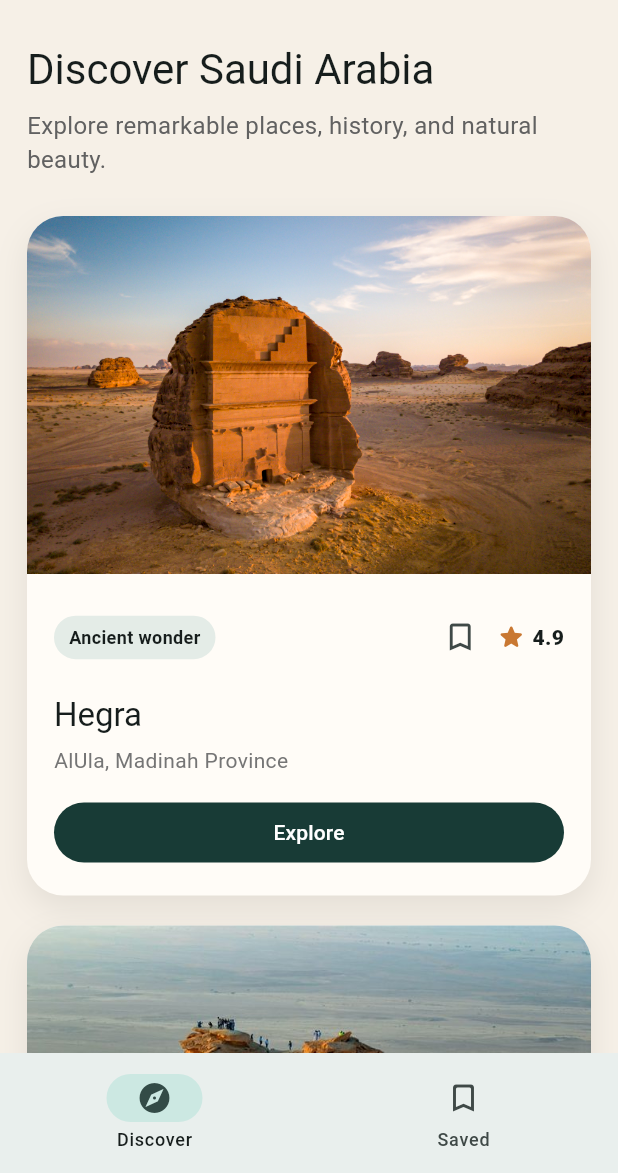
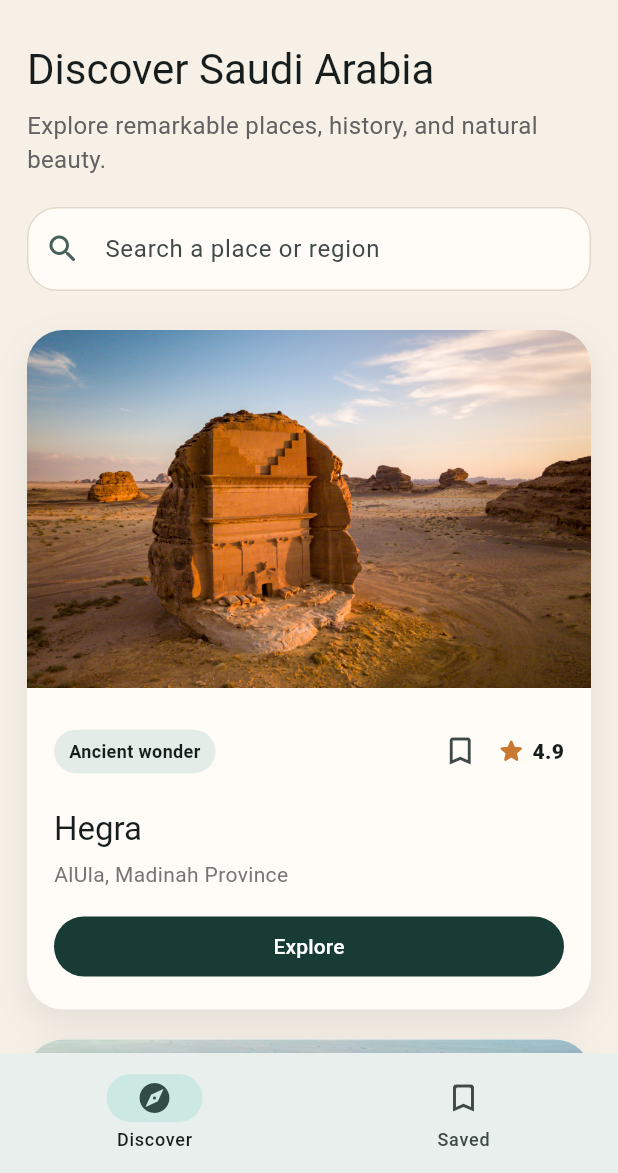
Before and after one commit to turki125/Rihla-Supabase-Lab, a Flutter app: the screen it shows after launch, on a phone screen of 412 x 824 dp, the part 63-1236 px from its top. Run offline on Flutter 3.47's test engine with Material 3 defaults, Android fonts, the phone set to English and light mode, and no system bars.

Commit message:
Add destination search

```diff
--- a/lib/screens/home.dart
+++ b/lib/screens/home.dart
@@ -55,17 +55,27 @@ class HomeScreen extends StatefulWidget {
 class _HomeScreenState extends State<HomeScreen> {
   // 0 means Discover tab. 1 means Saved tab.
   int selectedIndex = 0;
+  String query = '';
 
   // Stores the names of places the user bookmarks.
   final Set<String> saved = {};
+  final TextEditingController searchController = TextEditingController();
+
+  @override
+  void dispose() {
+    searchController.dispose();
+    super.dispose();
+  }
 
   @override
   Widget build(BuildContext context) {
-    final displayedPlaces = selectedIndex == 0
-        ? places
-        : places.where((place) {
-            return saved.contains(place['name']);
-          }).toList();
+    final displayedPlaces = places.where((place) {
+      final isInSelectedTab =
+          selectedIndex == 0 || saved.contains(place['name']);
+      final searchableText = '${place['name']} ${place['location']}'
+          .toLowerCase();
+      return isInSelectedTab && searchableText.contains(query.toLowerCase());
+    }).toList();
     return Scaffold(
       appBar: AppBar(
         backgroundColor: Colors.transparent,
@@ -98,6 +108,45 @@ class _HomeScreenState extends State<HomeScreen> {
                       : 'Keep the places that inspire your next trip.',
                   style: TextStyle(color: Colors.grey.shade700, fontSize: 16),
                 ),
+                const SizedBox(height: 20),
+                TextField(
+                  controller: searchController,
+                  onChanged: (value) => setState(() => query = value),
+                  decoration: InputDecoration(
+                    hintText: 'Search a place or region',
+                    prefixIcon: const Icon(
+                      Icons.search_rounded,
+                      color: Color(0xFF48605B),
+                    ),
+                    suffixIcon: query.isEmpty
+                        ? null
+                        : IconButton(
+                            tooltip: 'Clear search',
+                            onPressed: () {
+                              searchController.clear();
+                              setState(() => query = '');
+                            },
+                            icon: const Icon(Icons.close_rounded),
+                          ),
+                    filled: true,
+                    fillColor: const Color(0xFFFFFCF7),
+                    border: OutlineInputBorder(
+                      borderRadius: BorderRadius.circular(20),
+                      borderSide: const BorderSide(color: Color(0xFFE3D8CA)),
+                    ),
+                    enabledBorder: OutlineInputBorder(
+                      borderRadius: BorderRadius.circular(20),
+                      borderSide: const BorderSide(color: Color(0xFFE3D8CA)),
+                    ),
+                    focusedBorder: OutlineInputBorder(
+                      borderRadius: BorderRadius.circular(20),
+                      borderSide: const BorderSide(
+                        color: Color(0xFFC97832),
+                        width: 2,
+                      ),
+                    ),
+                  ),
+                ),
               ],
             ),
           ),
@@ -113,17 +162,21 @@ class _HomeScreenState extends State<HomeScreen> {
                           color: const Color(0xFFFFFCF7),
                           borderRadius: BorderRadius.circular(24),
                         ),
-                        child: const Column(
+                        child: Column(
                           mainAxisSize: MainAxisSize.min,
                           children: [
                             Icon(
-                              Icons.bookmark_add_outlined,
+                              query.isEmpty
+                                  ? Icons.bookmark_add_outlined
+                                  : Icons.search_off_rounded,
                               size: 48,
                               color: Color(0xFF183B36),
                             ),
                             SizedBox(height: 16),
                             Text(
-                              'No saved places yet',
+                              query.isEmpty
+                                  ? 'No saved places yet'
+                                  : 'No places found',
                               style: TextStyle(
                                 fontSize: 18,
                                 fontWeight: FontWeight.w800,
@@ -131,7 +184,9 @@ class _HomeScreenState extends State<HomeScreen> {
                             ),
                             SizedBox(height: 8),
                             Text(
-                              'Bookmark a destination from Discover to find it here.',
+                              query.isEmpty
+                                  ? 'Bookmark a destination from Discover to find it here.'
+                                  : 'Try a different destination name or region.',
                               textAlign: TextAlign.center,
                             ),
                           ],
```
Also changed, not shown: 1 other file.
